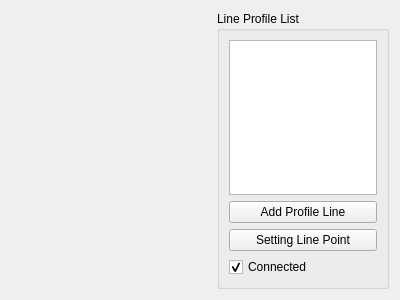
Above: source/modules/line_profile/LineProfileWidget.ui from josefkoller/ambient_image_processor before the change. Below: the same form after it.
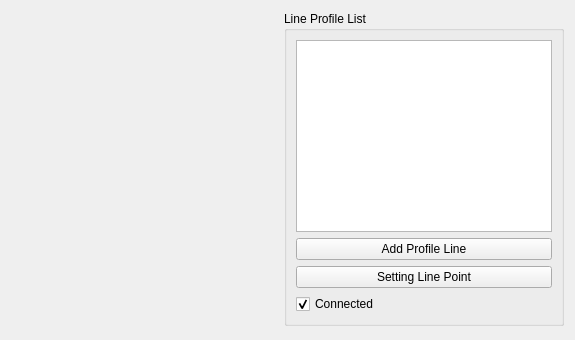
That is the form after the change. Custom widgets are drawn as their Qt base class.

Commit message: ui format: maximize horizontally and align to top

```diff
--- a/source/modules/line_profile/LineProfileWidget.ui
+++ b/source/modules/line_profile/LineProfileWidget.ui
@@ -6,15 +6,21 @@
    <rect>
     <x>0</x>
     <y>0</y>
-    <width>400</width>
-    <height>300</height>
+    <width>575</width>
+    <height>340</height>
    </rect>
   </property>
+  <property name="sizePolicy">
+   <sizepolicy hsizetype="Expanding" vsizetype="Expanding">
+    <horstretch>0</horstretch>
+    <verstretch>0</verstretch>
+   </sizepolicy>
+  </property>
   <property name="windowTitle">
    <string>Form</string>
   </property>
   <layout class="QHBoxLayout" name="horizontalLayout">
-   <item>
+   <item alignment="Qt::AlignTop">
     <widget class="QCustomPlot" name="custom_plot_widget" native="true">
      <property name="sizePolicy">
       <sizepolicy hsizetype="Expanding" vsizetype="Expanding">
@@ -25,7 +31,7 @@
      <property name="minimumSize">
       <size>
        <width>200</width>
-       <height>200</height>
+       <height>300</height>
       </size>
      </property>
      <property name="cursor">
@@ -33,7 +39,7 @@
      </property>
     </widget>
    </item>
-   <item>
+   <item alignment="Qt::AlignTop">
     <widget class="QGroupBox" name="line_profile_group">
      <property name="sizePolicy">
       <sizepolicy hsizetype="Maximum" vsizetype="Maximum">
```
The commit also changes 20 other files.
